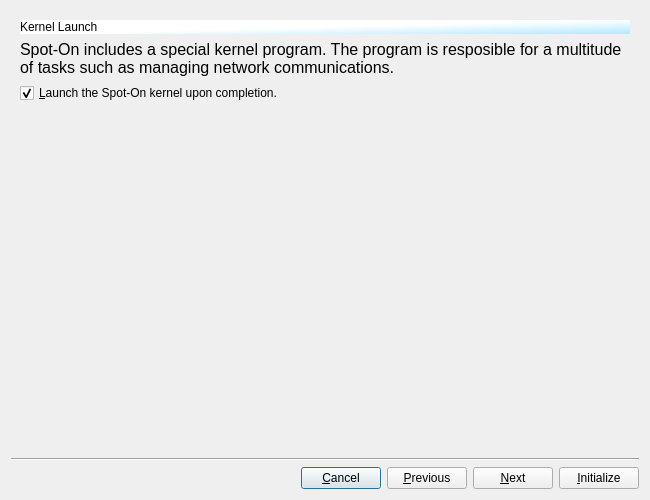
First picture: the form in branches/trunk/UI/spot-on-wizard.ui, repository textbrowser/spot-on, before the edit.
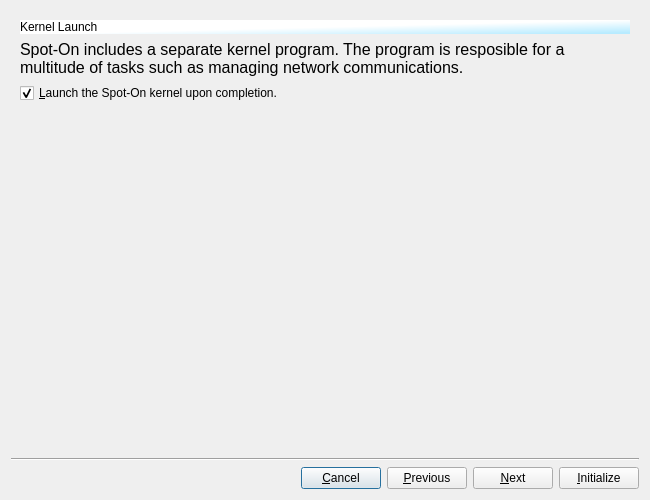
Second picture: the form after the edit. The open tabs and pages were chosen to show the change. Icons and pictures are not drawn.

Commit message: Separate instead of special. Titles.

The edit to the form file:
```diff
--- a/branches/trunk/UI/spot-on-wizard.ui
+++ b/branches/trunk/UI/spot-on-wizard.ui
@@ -376,7 +376,7 @@
           </font>
          </property>
          <property name="text">
-          <string>&lt;html&gt;&lt;head/&gt;&lt;body&gt;&lt;p&gt;Spot-On includes a special kernel program. The program is resposible for a multitude of tasks such as managing network communications.&lt;/p&gt;&lt;/body&gt;&lt;/html&gt;</string>
+          <string>&lt;html&gt;&lt;head/&gt;&lt;body&gt;&lt;p&gt;Spot-On includes a separate kernel program. The program is resposible for a multitude of tasks such as managing network communications.&lt;/p&gt;&lt;/body&gt;&lt;/html&gt;</string>
          </property>
          <property name="wordWrap">
           <bool>true</bool>
```
Left out of the diff: 2 changed lines with no effect on the pictures. The commit also changes 1 other file.
